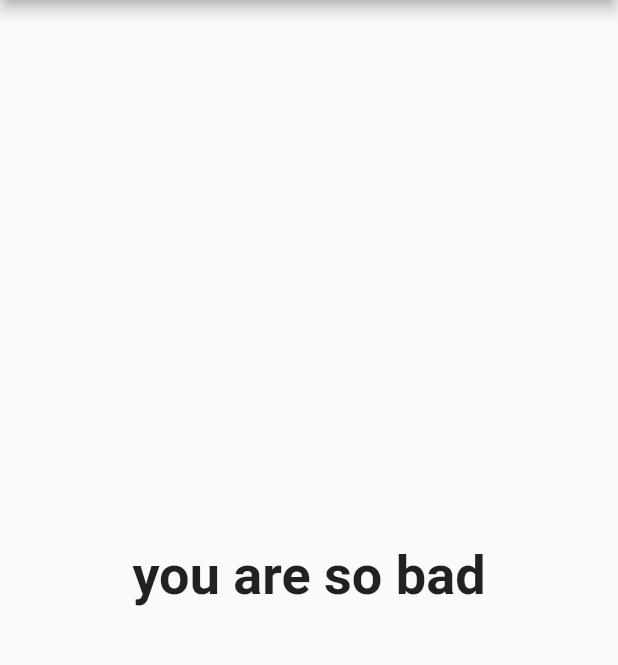
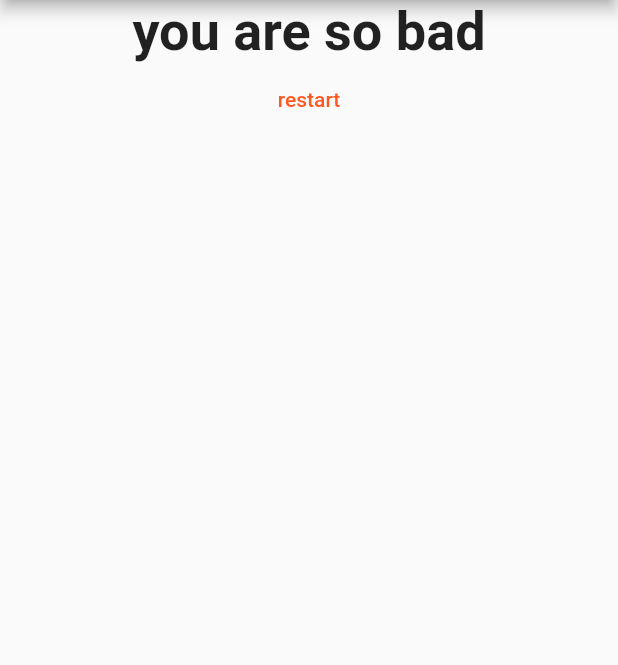
Before and after one commit to Akshatranakoti/flutter_more, a Flutter app: the screen it shows after launch, after a tap on "black", after a tap on "dog", after a tap on "maggie", on a phone screen of 412 x 824 dp, the part 84-749 px from its top. Run offline on Flutter 3.47's test engine with Material 2 defaults, Android fonts, the phone set to English and light mode, and no system bars.

Commit message:
comimit 1

```diff
--- a/lib/main.dart
+++ b/lib/main.dart
@@ -26,7 +26,7 @@ class _MyAppState extends State<MyApp> {
         {'text': 'black', 'score': 10},
         {'text': 'red', 'score': 5},
         {'text': 'blue', 'score': 6},
-        {'text': 'green', 'score': 5}
+        {'text': 'green', 'score': 1}
       ],
     },
     {
@@ -49,6 +49,12 @@ class _MyAppState extends State<MyApp> {
 
   var _questionindex = 0;
   var _totalScore = 0;
+  void _resetQuiz() {
+    setState(() {
+      _questionindex = 0;
+      _totalScore = 0;
+    });
+  }
 
   void _answerQuestion(int score) {
     _totalScore += score;
@@ -64,12 +70,28 @@ class _MyAppState extends State<MyApp> {
       appBar: AppBar(
         title: const Text("My APP"),
       ),
-      body: _questionindex < _questions.length
-          ? Quiz(
-              answerQuestion: _answerQuestion,
-              questions: _questions,
-              questionIndex: _questionindex)
-          : Result(_totalScore),
+      body: Column(
+        children: [
+          _questionindex < _questions.length
+              ? Column(
+                  children: [
+                    Quiz(
+                        answerQuestion: _answerQuestion,
+                        questions: _questions,
+                        questionIndex: _questionindex),
+                    SizedBox(
+                      height: 30,
+                    ),
+                    Text(
+                      "$_totalScore",
+                      style:
+                          TextStyle(fontSize: 20, fontWeight: FontWeight.bold),
+                    ),
+                  ],
+                )
+              : Result(_totalScore, _resetQuiz),
+        ],
+      ),
     ));
   }
 }
--- a/lib/result.dart
+++ b/lib/result.dart
@@ -2,21 +2,19 @@ import 'package:flutter/material.dart';
 
 class Result extends StatelessWidget {
   final int resultScore;
-  Result(this.resultScore);
+  final VoidCallback reset;
+  Result(this.resultScore, this.reset);
 
-  String get resultPhrase{
-    var resultText="you did it";
-    if(resultScore<=8){
-      resultText="you are awesome and inocent!";
-    }
-     else if(resultScore<=12){
-      resultText="pretty likeable";
-    }
-     else if(resultScore<=16){
-      resultText="you are strange";
-    }
-    else{
-      resultText="you are so bad";
+  String get resultPhrase {
+    var resultText = "you did it";
+    if (resultScore <= 8) {
+      resultText = "you are awesome and inocent!";
+    } else if (resultScore <= 12) {
+      resultText = "pretty likeable";
+    } else if (resultScore <= 16) {
+      resultText = "you are strange";
+    } else {
+      resultText = "you are so bad";
     }
     return resultText;
   }
@@ -24,8 +22,20 @@ class Result extends StatelessWidget {
   @override
   Widget build(BuildContext context) {
     return Container(
-      child: Center(child:
-      Text(resultPhrase,style: TextStyle(fontWeight: FontWeight.bold,fontSize: 36),)),
+      child: Center(
+          child: Column(
+        children: [
+          Text(
+            resultPhrase,
+            style: TextStyle(fontWeight: FontWeight.bold, fontSize: 36),
+          ),
+          TextButton(
+            onPressed: reset,
+            child: Text("restart"),
+            style: TextButton.styleFrom(primary: Colors.deepOrange),
+          )
+        ],
+      )),
     );
   }
 }
```
